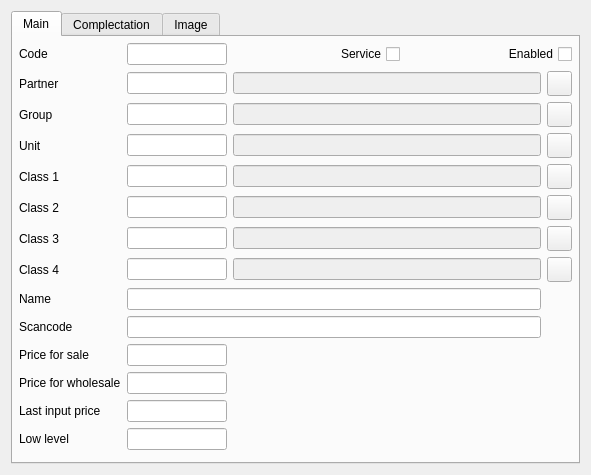
The window that Editors/ce5goods.ui (End1-1/Cafe5) describes before a commit, drawn with Qt 5.
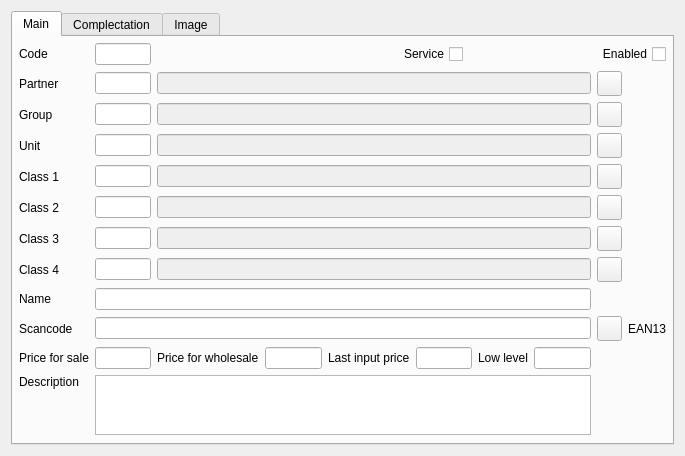
The same window after the commit. Icons and pictures are not drawn. Custom widgets are drawn as their Qt base class.

Commit message: Fix EAN13 in c_goods, Print Goods Description, Default value for CE5Editor

The edit to the form file:
```diff
--- a/Editors/ce5goods.ui
+++ b/Editors/ce5goods.ui
@@ -6,15 +6,15 @@
    <rect>
     <x>0</x>
     <y>0</y>
-    <width>591</width>
-    <height>475</height>
+    <width>685</width>
+    <height>443</height>
    </rect>
   </property>
   <property name="windowTitle">
    <string>Form</string>
   </property>
   <layout class="QGridLayout" name="gridLayout">
-   <item row="0" column="0">
+   <item row="1" column="0">
     <widget class="QTabWidget" name="tabWidget">
      <property name="focusPolicy">
       <enum>Qt::NoFocus</enum>
@@ -39,74 +39,8 @@
        <property name="bottomMargin">
         <number>6</number>
        </property>
-       <item row="1" column="3">
-        <widget class="QPushButton" name="btnNewPartner">
-         <property name="minimumSize">
-          <size>
-           <width>25</width>
-           <height>25</height>
-          </size>
-         </property>
-         <property name="maximumSize">
-          <size>
-           <width>25</width>
-           <height>25</height>
-          </size>
-         </property>
-         <property name="focusPolicy">
-          <enum>Qt::ClickFocus</enum>
-         </property>
-         <property name="text">
-          <string/>
-         </property>
-         <property name="icon">
-          <iconset resource="../resources/res.qrc">
-           <normaloff>:/new.png</normaloff>:/new.png</iconset>
-         </property>
-        </widget>
-       </item>
-       <item row="14" column="1" colspan="2">
-        <widget class="C5LineEditWithSelector" name="leScanCode">
-         <property name="Field" stdset="0">
-          <string>f_scancode</string>
-         </property>
-        </widget>
-       </item>
-       <item row="9" column="3">
-        <widget class="QPushButton" name="btnNewGroup3">
-         <property name="minimumSize">
-          <size>
-           <width>25</width>
-           <height>25</height>
-          </size>
-         </property>
-         <property name="maximumSize">
-          <size>
-           <width>25</width>
-           <height>25</height>
-          </size>
-         </property>
-         <property name="focusPolicy">
-          <enum>Qt::ClickFocus</enum>
-         </property>
-         <property name="text">
-          <string/>
-         </property>
-         <property name="icon">
-          <iconset resource="../resources/res.qrc">
-           <normaloff>:/new.png</normaloff>:/new.png</iconset>
-         </property>
-        </widget>
-       </item>
-       <item row="16" column="0">
-        <widget class="QLabel" name="label_10">
-         <property name="text">
-          <string>Price for wholesale</string>
-         </property>
-        </widget>
-       </item>
-       <item row="7" column="1">
-        <widget class="C5LineEditWithSelector" name="leClass1">
+       <item row="8" column="1">
+        <widget class="C5LineEditWithSelector" name="leClass2">
          <property name="maximumSize">
           <size>
            <width>100</width>
@@ -121,68 +55,6 @@
          </property>
         </widget>
        </item>
-       <item row="7" column="2">
-        <widget class="C5LineEditWithSelector" name="leClassName1">
-         <property name="enabled">
-          <bool>false</bool>
-         </property>
-         <property name="focusPolicy">
-          <enum>Qt::NoFocus</enum>
-         </property>
-         <property name="FieldRef" stdset="0">
-          <string>gname1</string>
-         </property>
-        </widget>
-       </item>
-       <item row="7" column="3">
-        <widget class="QPushButton" name="btnNewGroup1">
-         <property name="minimumSize">
-          <size>
-           <width>25</width>
-           <height>25</height>
-          </size>
-         </property>
-         <property name="maximumSize">
-          <size>
-           <width>25</width>
-           <height>25</height>
-          </size>
-         </property>
-         <property name="focusPolicy">
-          <enum>Qt::ClickFocus</enum>
-         </property>
-         <property name="text">
-          <string/>
-         </property>
-         <property name="icon">
-          <iconset resource="../resources/res.qrc">
-           <normaloff>:/new.png</normaloff>:/new.png</iconset>
-         </property>
-        </widget>
-       </item>
-       <item row="15" column="1">
-        <widget class="C5LineEditWithSelector" name="lineEdit_5">
-         <property name="maximumSize">
-          <size>
-           <width>100</width>
-           <height>16777215</height>
-          </size>
-         </property>
-         <property name="Field" stdset="0">
-          <string>f_saleprice</string>
-         </property>
-         <property name="Type" stdset="0">
-          <string>2</string>
-         </property>
-        </widget>
-       </item>
-       <item row="7" column="0">
-        <widget class="QLabel" name="label_12">
-         <property name="text">
-          <string>Class 1</string>
-         </property>
-        </widget>
-       </item>
        <item row="1" column="1">
         <widget class="C5LineEditWithSelector" name="leSupplier">
          <property name="maximumSize">
@@ -202,46 +74,88 @@
          </property>
         </widget>
        </item>
-       <item row="0" column="0">
-        <widget class="QLabel" name="label">
+       <item row="13" column="0">
+        <widget class="QLabel" name="lbName">
          <property name="text">
-          <string>Code</string>
+          <string>Name</string>
          </property>
         </widget>
        </item>
-       <item row="8" column="3">
-        <widget class="QPushButton" name="btnNewGroup2">
-         <property name="minimumSize">
-          <size>
-           <width>25</width>
-           <height>25</height>
-          </size>
+       <item row="0" column="3" colspan="6">
+        <widget class="QWidget" name="widget" native="true">
+         <layout class="QHBoxLayout" name="horizontalLayout_5">
+          <property name="leftMargin">
+           <number>0</number>
+          </property>
+          <property name="topMargin">
+           <number>0</number>
+          </property>
+          <property name="rightMargin">
+           <number>0</number>
+          </property>
+          <property name="bottomMargin">
+           <number>0</number>
+          </property>
+          <item>
+           <widget class="C5CheckBox" name="chService">
+            <property name="focusPolicy">
+             <enum>Qt::NoFocus</enum>
+            </property>
+            <property name="layoutDirection">
+             <enum>Qt::RightToLeft</enum>
+            </property>
+            <property name="text">
+             <string>Service</string>
+            </property>
+            <property name="Field" stdset="0">
+             <string>f_service</string>
+            </property>
+           </widget>
+          </item>
+          <item>
+           <widget class="C5CheckBox" name="chEnabled">
+            <property name="focusPolicy">
+             <enum>Qt::NoFocus</enum>
+            </property>
+            <property name="layoutDirection">
+             <enum>Qt::RightToLeft</enum>
+            </property>
+            <property name="text">
+             <string>Enabled</string>
+            </property>
+            <property name="Field" stdset="0">
+             <string>f_enabled</string>
+            </property>
+           </widget>
+          </item>
+         </layout>
+        </widget>
+       </item>
+       <item row="7" column="0">
+        <widget class="QLabel" name="lbClass1">
+         <property name="text">
+          <string>Class 1</string>
          </property>
-         <property name="maximumSize">
-          <size>
-           <width>25</width>
-           <height>25</height>
-          </size>
-         </property>
-         <property name="focusPolicy">
-          <enum>Qt::ClickFocus</enum>
-         </property>
+        </widget>
+       </item>
+       <item row="10" column="0">
+        <widget class="QLabel" name="lbClass4">
          <property name="text">
-          <string/>
+          <string>Class 4</string>
          </property>
-         <property name="icon">
-          <iconset resource="../resources/res.qrc">
-           <normaloff>:/new.png</normaloff>:/new.png</iconset>
+        </widget>
+       </item>
+       <item row="13" column="1" colspan="7">
+        <widget class="C5LineEditWithSelector" name="leName">
+         <property name="Field" stdset="0">
+          <string>f_name</string>
          </property>
         </widget>
        </item>
-       <item row="5" column="1">
-        <widget class="C5LineEditWithSelector" name="leGroup">
-         <property name="maximumSize">
-          <size>
-           <width>100</width>
-           <height>16777215</height>
-          </size>
+       <item row="8" column="2" colspan="6">
+        <widget class="C5LineEditWithSelector" name="leClassName2">
+         <property name="enabled">
+          <bool>false</bool>
          </property>
          <property name="Field" stdset="0">
           <string>f_group</string>
@@ -251,13 +165,10 @@
          </property>
         </widget>
        </item>
-       <item row="8" column="1">
-        <widget class="C5LineEditWithSelector" name="leClass2">
-         <property name="maximumSize">
-          <size>
-           <width>100</width>
-           <height>16777215</height>
-          </size>
+       <item row="10" column="2" colspan="6">
+        <widget class="C5LineEditWithSelector" name="leClassName4">
+         <property name="enabled">
+          <bool>false</bool>
          </property>
          <property name="Field" stdset="0">
           <string>f_group2</string>
@@ -267,10 +178,10 @@
          </property>
         </widget>
        </item>
-       <item row="18" column="0">
-        <widget class="QLabel" name="label_7">
+       <item row="1" column="0">
+        <widget class="QLabel" name="lbPartner">
          <property name="text">
-          <string>Low level</string>
+          <string>Partner</string>
          </property>
         </widget>
        </item>
@@ -290,6 +201,46 @@
          </property>
         </widget>
        </item>
+       <item row="5" column="8">
+        <widget class="QPushButton" name="btnNewGroup">
+         <property name="minimumSize">
+          <size>
+           <width>25</width>
+           <height>25</height>
+          </size>
+         </property>
+         <property name="maximumSize">
+          <size>
+           <width>25</width>
+           <height>25</height>
+          </size>
+         </property>
+         <property name="focusPolicy">
+          <enum>Qt::ClickFocus</enum>
+         </property>
+         <property name="text">
+          <string/>
+         </property>
+         <property name="icon">
+          <iconset resource="../resources/res.qrc">
+           <normaloff>:/new.png</normaloff>:/new.png</iconset>
+         </property>
+        </widget>
+       </item>
+       <item row="15" column="4">
+        <widget class="QLabel" name="lbLastinputprice">
+         <property name="text">
+          <string>Last input price</string>
+         </property>
+        </widget>
+       </item>
+       <item row="6" column="0">
+        <widget class="QLabel" name="lbUnit">
+         <property name="text">
+          <string>Unit</string>
+         </property>
+        </widget>
+       </item>
        <item row="9" column="0">
         <widget class="QLabel" name="label_27">
          <property name="text">
@@ -297,59 +248,7 @@
          </property>
         </widget>
        </item>
-       <item row="5" column="3">
-        <widget class="QPushButton" name="btnNewGroup">
-         <property name="minimumSize">
-          <size>
-           <width>25</width>
-           <height>25</height>
-          </size>
-         </property>
-         <property name="maximumSize">
-          <size>
-           <width>25</width>
-           <height>25</height>
-          </size>
-         </property>
-         <property name="focusPolicy">
-          <enum>Qt::ClickFocus</enum>
-         </property>
-         <property name="text">
-          <string/>
-         </property>
-         <property name="icon">
-          <iconset resource="../resources/res.qrc">
-           <normaloff>:/new.png</normaloff>:/new.png</iconset>
-         </property>
-        </widget>
-       </item>
-       <item row="6" column="3">
-        <widget class="QPushButton" name="btnNewUnit">
-         <property name="minimumSize">
-          <size>
-           <width>25</width>
-           <height>25</height>
-          </size>
-         </property>
-         <property name="maximumSize">
-          <size>
-           <width>25</width>
-           <height>25</height>
-          </size>
-         </property>
-         <property name="focusPolicy">
-          <enum>Qt::ClickFocus</enum>
-         </property>
-         <property name="text">
-          <string/>
-         </property>
-         <property name="icon">
-          <iconset resource="../resources/res.qrc">
-           <normaloff>:/new.png</normaloff>:/new.png</iconset>
-         </property>
-        </widget>
-       </item>
-       <item row="17" column="1">
+       <item row="15" column="5">
         <widget class="C5LineEditWithSelector" name="lineEdit_6">
          <property name="maximumSize">
           <size>
@@ -365,7 +264,47 @@
          </property>
         </widget>
        </item>
-       <item row="10" column="3">
+       <item row="0" column="0">
+        <widget class="QLabel" name="lbCode">
+         <property name="text">
+          <string>Code</string>
+         </property>
+        </widget>
+       </item>
+       <item row="1" column="8">
+        <widget class="QPushButton" name="btnNewPartner">
+         <property name="minimumSize">
+          <size>
+           <width>25</width>
+           <height>25</height>
+          </size>
+         </property>
+         <property name="maximumSize">
+          <size>
+           <width>25</width>
+           <height>25</height>
+          </size>
+         </property>
+         <property name="focusPolicy">
+          <enum>Qt::ClickFocus</enum>
+         </property>
+         <property name="text">
+          <string/>
+         </property>
+         <property name="icon">
+          <iconset resource="../resources/res.qrc">
+           <normaloff>:/new.png</normaloff>:/new.png</iconset>
+         </property>
+        </widget>
+       </item>
+       <item row="14" column="1" colspan="7">
+        <widget class="C5LineEditWithSelector" name="leScanCode">
+         <property name="Field" stdset="0">
+          <string>f_scancode</string>
+         </property>
+        </widget>
+       </item>
+       <item row="10" column="8">
         <widget class="QPushButton" name="btnNewGroup4">
          <property name="minimumSize">
           <size>
@@ -391,10 +330,26 @@
          </property>
         </widget>
        </item>
-       <item row="1" column="0">
-        <widget class="QLabel" name="label_11">
+       <item row="15" column="6">
+        <widget class="QLabel" name="lbLowLevel">
          <property name="text">
-          <string>Partner</string>
+          <string>Low level</string>
+         </property>
+        </widget>
+       </item>
+       <item row="5" column="1">
+        <widget class="C5LineEditWithSelector" name="leGroup">
+         <property name="maximumSize">
+          <size>
+           <width>100</width>
+           <height>16777215</height>
+          </size>
+         </property>
+         <property name="Field" stdset="0">
+          <string>f_group</string>
+         </property>
+         <property name="Type" stdset="0">
+          <string>1</string>
          </property>
         </widget>
        </item>
@@ -405,7 +360,33 @@
          </property>
         </widget>
        </item>
-       <item row="16" column="1">
+       <item row="6" column="8">
+        <widget class="QPushButton" name="btnNewUnit">
+         <property name="minimumSize">
+          <size>
+           <width>25</width>
+           <height>25</height>
+          </size>
+         </property>
+         <property name="maximumSize">
+          <size>
+           <width>25</width>
+           <height>25</height>
+          </size>
+         </property>
+         <property name="focusPolicy">
+          <enum>Qt::ClickFocus</enum>
+         </property>
+         <property name="text">
+          <string/>
+         </property>
+         <property name="icon">
+          <iconset resource="../resources/res.qrc">
+           <normaloff>:/new.png</normaloff>:/new.png</iconset>
+         </property>
+        </widget>
+       </item>
+       <item row="15" column="3">
         <widget class="C5LineEditWithSelector" name="lineEdit_7">
          <property name="maximumSize">
           <size>
@@ -421,21 +402,30 @@
          </property>
         </widget>
        </item>
-       <item row="10" column="2">
-        <widget class="C5LineEditWithSelector" name="leClassName4">
-         <property name="enabled">
-          <bool>false</bool>
+       <item row="8" column="8">
+        <widget class="QPushButton" name="btnNewGroup2">
+         <property name="minimumSize">
+          <size>
+           <width>25</width>
+           <height>25</height>
+          </size>
          </property>
+         <property name="maximumSize">
+          <size>
+           <width>25</width>
+           <height>25</height>
+          </size>
+         </property>
          <property name="focusPolicy">
           <enum>Qt::NoFocus</enum>
          </property>
-         <property name="FieldRef" stdset="0">
-          <string>gname4</string>
+         <property name="text">
+          <string/>
          </property>
         </widget>
        </item>
-       <item row="6" column="2">
-        <widget class="C5LineEditWithSelector" name="leUnitName">
+       <item row="9" column="2" colspan="6">
+        <widget class="C5LineEditWithSelector" name="leClassName3">
          <property name="enabled">
           <bool>false</bool>
          </property>
@@ -443,7 +433,218 @@
           <enum>Qt::NoFocus</enum>
          </property>
          <property name="FieldRef" stdset="0">
-          <string>f_unitname</string>
+          <string>gname3</string>
+         </property>
+        </widget>
+       </item>
+       <item row="7" column="8">
+        <widget class="QPushButton" name="btnNewGroup1">
+         <property name="minimumSize">
+          <size>
+           <width>25</width>
+           <height>25</height>
+          </size>
+         </property>
+         <property name="maximumSize">
+          <size>
+           <width>25</width>
+           <height>25</height>
+          </size>
+         </property>
+         <property name="focusPolicy">
+          <enum>Qt::ClickFocus</enum>
+         </property>
+         <property name="text">
+          <string/>
+         </property>
+         <property name="icon">
+          <iconset resource="../resources/res.qrc">
+           <normaloff>:/new.png</normaloff>:/new.png</iconset>
+         </property>
+        </widget>
+       </item>
+       <item row="9" column="8">
+        <widget class="QPushButton" name="btnNewGroup3">
+         <property name="minimumSize">
+          <size>
+           <width>25</width>
+           <height>25</height>
+          </size>
+         </property>
+         <property name="maximumSize">
+          <size>
+           <width>25</width>
+           <height>25</height>
+          </size>
+         </property>
+         <property name="focusPolicy">
+          <enum>Qt::ClickFocus</enum>
+         </property>
+         <property name="text">
+          <string/>
+         </property>
+         <property name="icon">
+          <iconset resource="../resources/res.qrc">
+           <normaloff>:/new.png</normaloff>:/new.png</iconset>
+         </property>
+        </widget>
+       </item>
+       <item row="15" column="2">
+        <widget class="QLabel" name="lbWhosale">
+         <property name="text">
+          <string>Price for wholesale</string>
+         </property>
+        </widget>
+       </item>
+       <item row="15" column="0">
+        <widget class="QLabel" name="lbRetail">
+         <property name="text">
+          <string>Price for sale</string>
+         </property>
+        </widget>
+       </item>
+       <item row="14" column="8">
+        <widget class="QWidget" name="wCheckScancode" native="true">
+         <layout class="QHBoxLayout" name="horizontalLayout_6">
+          <property name="leftMargin">
+           <number>0</number>
+          </property>
+          <property name="topMargin">
+           <number>0</number>
+          </property>
+          <property name="rightMargin">
+           <number>0</number>
+          </property>
+          <property name="bottomMargin">
+           <number>0</number>
+          </property>
+          <item>
+           <widget class="QPushButton" name="btnSetControlSum">
+            <property name="minimumSize">
+             <size>
+              <width>25</width>
+              <height>25</height>
+             </size>
+            </property>
+            <property name="maximumSize">
+             <size>
+              <width>25</width>
+              <height>25</height>
+             </size>
+            </property>
+            <property name="focusPolicy">
+             <enum>Qt::ClickFocus</enum>
+            </property>
+            <property name="text">
+             <string/>
+            </property>
+            <property name="icon">
+             <iconset resource="../resources/res.qrc">
+              <normaloff>:/new.png</normaloff>:/new.png</iconset>
+            </property>
+           </widget>
+          </item>
+          <item>
+           <widget class="QLabel" name="lbScancodeType">
+            <property name="text">
+             <string>EAN13</string>
+            </property>
+           </widget>
+          </item>
+         </layout>
+        </widget>
+       </item>
+       <item row="5" column="0">
+        <widget class="QLabel" name="lbGroup">
+         <property name="text">
+          <string>Group</string>
+         </property>
+        </widget>
+       </item>
+       <item row="8" column="0">
+        <widget class="QLabel" name="lbClass2">
+         <property name="text">
+          <string>Class 2</string>
+         </property>
+        </widget>
+       </item>
+       <item row="7" column="1">
+        <widget class="C5LineEditWithSelector" name="leClass1">
+         <property name="maximumSize">
+          <size>
+           <width>100</width>
+           <height>16777215</height>
+          </size>
+         </property>
+         <property name="Field" stdset="0">
+          <string>f_group1</string>
+         </property>
+         <property name="Type" stdset="0">
+          <string>1</string>
+         </property>
+        </widget>
+       </item>
+       <item row="15" column="7">
+        <widget class="C5LineEditWithSelector" name="leLowLevel">
+         <property name="maximumSize">
+          <size>
+           <width>100</width>
+           <height>16777215</height>
+          </size>
+         </property>
+         <property name="Field" stdset="0">
+          <string>f_lowlevel</string>
+         </property>
+         <property name="Type" stdset="0">
+          <number>1</number>
+         </property>
+        </widget>
+       </item>
+       <item row="6" column="1">
+        <widget class="C5LineEditWithSelector" name="leUnit">
+         <property name="maximumSize">
+          <size>
+           <width>100</width>
+           <height>16777215</height>
+          </size>
+         </property>
+         <property name="Field" stdset="0">
+          <string>f_unit</string>
+         </property>
+         <property name="Type" stdset="0">
+          <string>1</string>
+         </property>
+        </widget>
+       </item>
+       <item row="10" column="1">
+        <widget class="C5LineEditWithSelector" name="leClass4">
+         <property name="maximumSize">
+          <size>
+           <width>100</width>
+           <height>16777215</height>
+          </size>
+         </property>
+         <property name="Field" stdset="0">
+          <string>f_group4</string>
+         </property>
+         <property name="Type" stdset="0">
+          <string>1</string>
+         </property>
+        </widget>
+       </item>
+       <item row="15" column="1">
+        <widget class="C5LineEditWithSelector" name="lineEdit_5">
+         <property name="maximumSize">
+          <size>
+           <width>100</width>
+           <height>16777215</height>
+          </size>
+         </property>
+         <property name="Field" stdset="0">
+          <string>f_saleprice</string>
+         </property>
+         <property name="Type" stdset="0">
+          <string>2</string>
          </property>
         </widget>
        </item>
@@ -466,24 +667,8 @@
          </property>
         </widget>
        </item>
-       <item row="10" column="1">
-        <widget class="C5LineEditWithSelector" name="leClass4">
-         <property name="maximumSize">
-          <size>
-           <width>100</width>
-           <height>16777215</height>
-          </size>
-         </property>
-         <property name="Field" stdset="0">
-          <string>f_group4</string>
-         </property>
-         <property name="Type" stdset="0">
-          <string>1</string>
-         </property>
-        </widget>
-       </item>
-       <item row="9" column="2">
-        <widget class="C5LineEditWithSelector" name="leClassName3">
+       <item row="7" column="2" colspan="6">
+        <widget class="C5LineEditWithSelector" name="leClassName1">
          <property name="enabled">
           <bool>false</bool>
          </property>
@@ -495,8 +680,8 @@
          </property>
         </widget>
        </item>
-       <item row="8" column="2">
-        <widget class="C5LineEditWithSelector" name="leClassName2">
+       <item row="6" column="2" colspan="6">
+        <widget class="C5LineEditWithSelector" name="leUnitName">
          <property name="enabled">
           <bool>false</bool>
          </property>
@@ -508,7 +693,7 @@
          </property>
         </widget>
        </item>
-       <item row="5" column="2">
+       <item row="5" column="2" colspan="6">
         <widget class="C5LineEditWithSelector" name="leGroupName">
          <property name="enabled">
           <bool>false</bool>
@@ -521,14 +706,7 @@
          </property>
         </widget>
        </item>
-       <item row="13" column="0">
-        <widget class="QLabel" name="label_4">
-         <property name="text">
-          <string>Name</string>
-         </property>
-        </widget>
-       </item>
-       <item row="1" column="2">
+       <item row="1" column="2" colspan="6">
         <widget class="C5LineEditWithSelector" name="leSupplierName">
          <property name="enabled">
           <bool>false</bool>
@@ -541,137 +719,41 @@
          </property>
         </widget>
        </item>
-       <item row="18" column="1">
-        <widget class="C5LineEditWithSelector" name="leLowLevel">
-         <property name="maximumSize">
-          <size>
-           <width>100</width>
-           <height>16777215</height>
-          </size>
-         </property>
-         <property name="Field" stdset="0">
-          <string>f_lowlevel</string>
-         </property>
-         <property name="Type" stdset="0">
-          <number>1</number>
-         </property>
-        </widget>
-       </item>
-       <item row="10" column="0">
-        <widget class="QLabel" name="label_28">
+       <item row="16" column="0">
+        <widget class="QLabel" name="label">
          <property name="text">
-          <string>Class 4</string>
+          <string>Description</string>
          </property>
-        </widget>
-       </item>
-       <item row="15" column="0">
-        <widget class="QLabel" name="label_5">
-         <property name="text">
-          <string>Price for sale</string>
+         <property name="alignment">
+          <set>Qt::AlignLeading|Qt::AlignLeft|Qt::AlignTop</set>
          </property>
         </widget>
        </item>
-       <item row="6" column="1">
-        <widget class="C5LineEditWithSelector" name="leUnit">
+       <item row="16" column="1" colspan="7">
+        <widget class="QPlainTextEdit" name="plainTextEdit">
+         <property name="minimumSize">
+          <size>
+           <width>0</width>
+           <height>60</height>
+          </size>
+         </property>
          <property name="maximumSize">
           <size>
-           <width>100</width>
-           <height>16777215</height>
+           <width>16777215</width>
+           <height>60</height>
           </size>
          </property>
-         <property name="Field" stdset="0">
-          <string>f_unit</string>
+         <property name="plainText">
+          <string/>
          </property>
          <property name="Type" stdset="0">
           <string>1</string>
          </property>
-        </widget>
-       </item>
-       <item row="8" column="0">
-        <widget class="QLabel" name="label_13">
-         <property name="text">
-          <string>Class 2</string>
-         </property>
-        </widget>
-       </item>
-       <item row="5" column="0">
-        <widget class="QLabel" name="label_2">
-         <property name="text">
-          <string>Group</string>
-         </property>
-        </widget>
-       </item>
-       <item row="6" column="0">
-        <widget class="QLabel" name="label_3">
-         <property name="text">
-          <string>Unit</string>
-         </property>
-        </widget>
-       </item>
-       <item row="17" column="0">
-        <widget class="QLabel" name="label_9">
-         <property name="text">
-          <string>Last input price</string>
-         </property>
-        </widget>
-       </item>
-       <item row="13" column="1" colspan="2">
-        <widget class="C5LineEditWithSelector" name="leName">
          <property name="Field" stdset="0">
           <string>f_name</string>
          </property>
         </widget>
        </item>
-       <item row="0" column="2" colspan="2">
-        <widget class="QWidget" name="widget" native="true">
-         <layout class="QHBoxLayout" name="horizontalLayout_5">
-          <property name="leftMargin">
-           <number>0</number>
-          </property>
-          <property name="topMargin">
-           <number>0</number>
-          </property>
-          <property name="rightMargin">
-           <number>0</number>
-          </property>
-          <property name="bottomMargin">
-           <number>0</number>
-          </property>
-          <item>
-           <widget class="C5CheckBox" name="chEnabled_2">
-            <property name="focusPolicy">
-             <enum>Qt::NoFocus</enum>
-            </property>
-            <property name="layoutDirection">
-             <enum>Qt::RightToLeft</enum>
-            </property>
-            <property name="text">
-             <string>Service</string>
-            </property>
-            <property name="Field" stdset="0">
-             <string>f_service</string>
-            </property>
-           </widget>
-          </item>
-          <item>
-           <widget class="C5CheckBox" name="chEnabled">
-            <property name="focusPolicy">
-             <enum>Qt::NoFocus</enum>
-            </property>
-            <property name="layoutDirection">
-             <enum>Qt::RightToLeft</enum>
-            </property>
-            <property name="text">
-             <string>Enabled</string>
-            </property>
-            <property name="Field" stdset="0">
-             <string>f_enabled</string>
-            </property>
-           </widget>
-          </item>
-         </layout>
-        </widget>
-       </item>
       </layout>
      </widget>
      <widget class="QWidget" name="tab_2">
```
Left out of the diff: 40 changed lines with no effect on the pictures. The commit also changes 19 other files.
